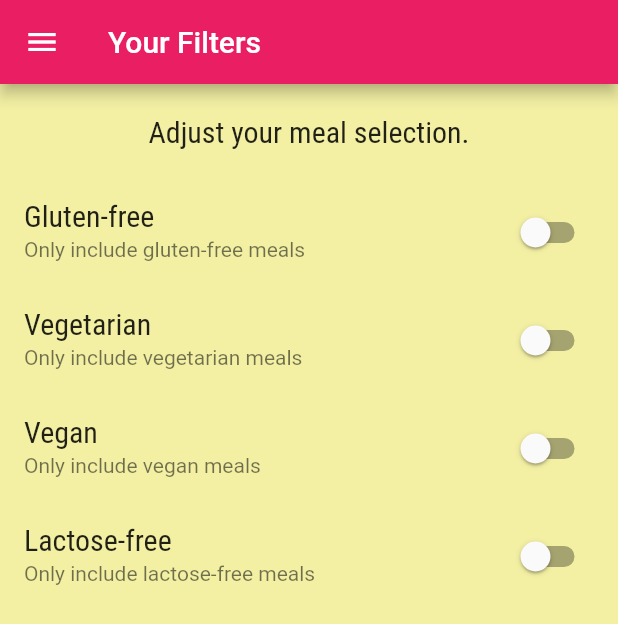
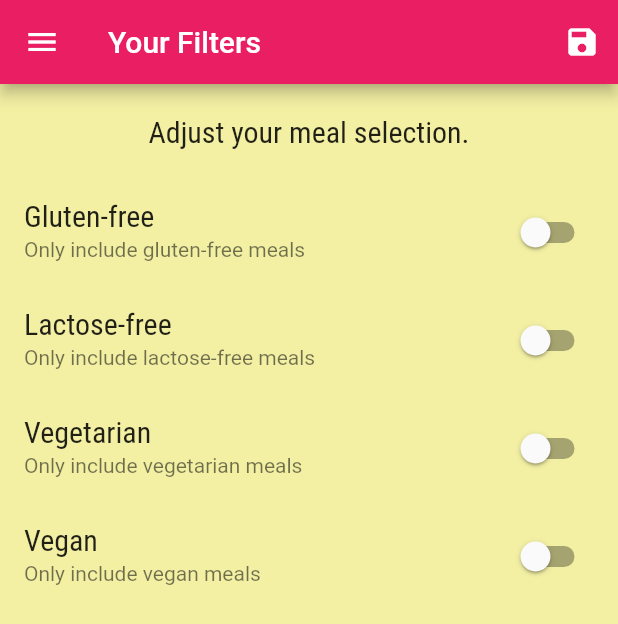
Before and after one commit to Samitti/MEALS-APP, a Flutter app: the FilteredScreen screen opened by its route, on a phone screen of 412 x 824 dp. Shown: the top 624 px of the screen. Run offline on Flutter 3.47's test engine with Material 2 defaults, Android fonts, the phone set to English and light mode, and no system bars; Roboto replaces fonts that are missing (Railway).

Commit message:
make the filter work

```diff
--- a/lib/screens/filters_screen.dart
+++ b/lib/screens/filters_screen.dart
@@ -3,6 +3,11 @@ import '../widgets/main_drawer.dart';
 
 class FilteredScreen extends StatefulWidget {
   static const routeName = '/filters';
+
+  final Function saveFilters;
+  final Map<String, bool> currentFilters;
+
+  FilteredScreen(this.currentFilters, this.saveFilters);
 
   @override
   State<FilteredScreen> createState() => _FilteredScreenState();
@@ -14,13 +19,21 @@ class _FilteredScreenState extends State<FilteredScreen> {
   var _vegan = false;
   var _lactoseFree = false;
 
+  @override
+  void initState() {
+    _glutenFree = widget.currentFilters['gluten']!;
+    _lactoseFree = widget.currentFilters['lactose']!;
+    _vegetarian = widget.currentFilters['vegetarian']!;
+    _vegan = widget.currentFilters['vegan']!;
+    super.initState();
+  }
+
   Widget _buildSwitchListTile(
     String title,
     String description,
     bool currentValue,
     Function updateValue,
   ) {
-    print(_glutenFree);
     return SwitchListTile(
       title: Text(title),
       value: currentValue,
@@ -36,7 +49,23 @@ class _FilteredScreenState extends State<FilteredScreen> {
   @override
   Widget build(BuildContext context) {
     return Scaffold(
-        appBar: AppBar(title: Text('Your Filters')),
+        appBar: AppBar(
+          title: Text('Your Filters'),
+          actions: <Widget>[
+            IconButton(
+              icon: Icon(Icons.save),
+              onPressed: () {
+                final selectedFilters = {
+                  'gluten': _glutenFree,
+                  'lactose': _lactoseFree,
+                  'vegan': _vegan,
+                  'vegetarian': _vegetarian,
+                };
+                widget.saveFilters(selectedFilters);
+              },
+            )
+          ],
+        ),
         drawer: MainDrawer(),
         body: Column(
           children: <Widget>[
@@ -58,6 +87,18 @@ class _FilteredScreenState extends State<FilteredScreen> {
                       setState(
                         () {
                           _glutenFree = newValue;
+                        },
+                      );
+                    },
+                  ),
+                  _buildSwitchListTile(
+                    'Lactose-free',
+                    'Only include lactose-free meals',
+                    _lactoseFree,
+                    (newValue) {
+                      setState(
+                        () {
+                          _lactoseFree = newValue;
                         },
                       );
                     },
@@ -86,18 +127,6 @@ class _FilteredScreenState extends State<FilteredScreen> {
                       );
                     },
                   ),
-                  _buildSwitchListTile(
-                    'Lactose-free',
-                    'Only include lactose-free meals',
-                    _lactoseFree,
-                    (newValue) {
-                      setState(
-                        () {
-                          _lactoseFree = newValue;
-                        },
-                      );
-                    },
-                  ),
                 ],
               ),
             )
```
Also changed, not shown: lib/main.dart (+30 -3 lines), lib/screens/category_meals_screen.dart (+5 -2 lines).
